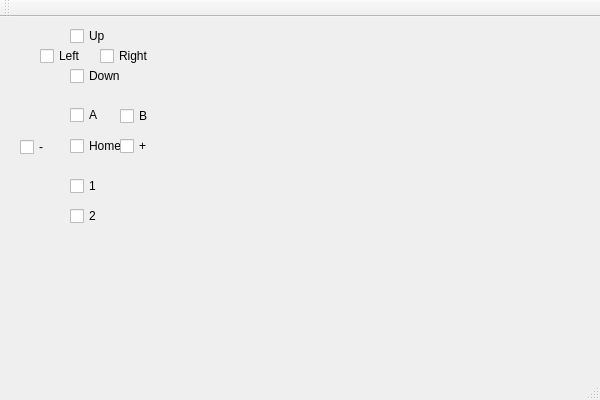
First picture: the form in wmainwindow.ui, repository joseasoler/qwiimote, before the edit.
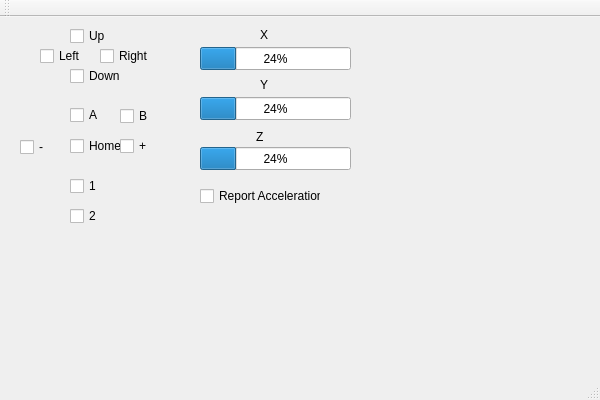
Second picture: the form after the edit.

Commit message: Initial support for acceleration reporting.

Diff of the .ui file:
```diff
--- a/wmainwindow.ui
+++ b/wmainwindow.ui
@@ -157,6 +157,97 @@
      <string>2</string>
     </property>
    </widget>
+   <widget class="QProgressBar" name="acceleration_x">
+    <property name="geometry">
+     <rect>
+      <x>200</x>
+      <y>30</y>
+      <width>151</width>
+      <height>23</height>
+     </rect>
+    </property>
+    <property name="value">
+     <number>24</number>
+    </property>
+   </widget>
+   <widget class="QLabel" name="label">
+    <property name="geometry">
+     <rect>
+      <x>260</x>
+      <y>10</y>
+      <width>16</width>
+      <height>16</height>
+     </rect>
+    </property>
+    <property name="text">
+     <string>X</string>
+    </property>
+   </widget>
+   <widget class="QProgressBar" name="acceleration_y">
+    <property name="geometry">
+     <rect>
+      <x>200</x>
+      <y>80</y>
+      <width>151</width>
+      <height>23</height>
+     </rect>
+    </property>
+    <property name="value">
+     <number>24</number>
+    </property>
+   </widget>
+   <widget class="QLabel" name="label_2">
+    <property name="geometry">
+     <rect>
+      <x>260</x>
+      <y>60</y>
+      <width>16</width>
+      <height>16</height>
+     </rect>
+    </property>
+    <property name="text">
+     <string>Y</string>
+    </property>
+   </widget>
+   <widget class="QProgressBar" name="acceleration_z">
+    <property name="geometry">
+     <rect>
+      <x>200</x>
+      <y>130</y>
+      <width>151</width>
+      <height>23</height>
+     </rect>
+    </property>
+    <property name="value">
+     <number>24</number>
+    </property>
+   </widget>
+   <widget class="QLabel" name="label_3">
+    <property name="geometry">
+     <rect>
+      <x>256</x>
+      <y>110</y>
+      <width>20</width>
+      <height>20</height>
+     </rect>
+    </property>
+    <property name="text">
+     <string>Z</string>
+    </property>
+   </widget>
+   <widget class="QCheckBox" name="report_acceleration">
+    <property name="geometry">
+     <rect>
+      <x>200</x>
+      <y>170</y>
+      <width>121</width>
+      <height>18</height>
+     </rect>
+    </property>
+    <property name="text">
+     <string>Report Acceleration</string>
+    </property>
+   </widget>
   </widget>
   <widget class="QMenuBar" name="menuBar">
    <property name="geometry">
```
The commit also changes 5 other files.
